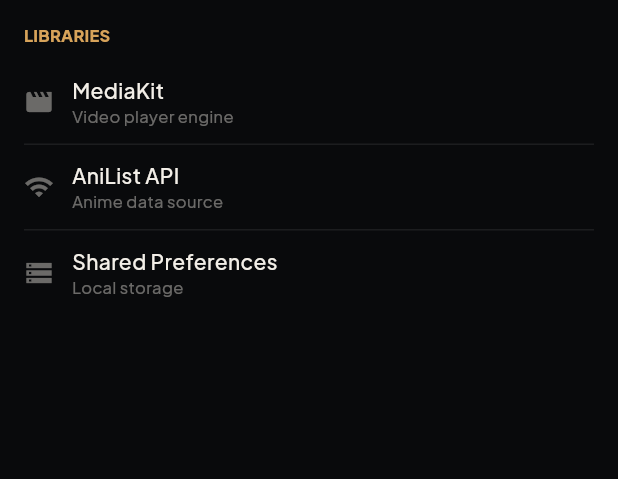
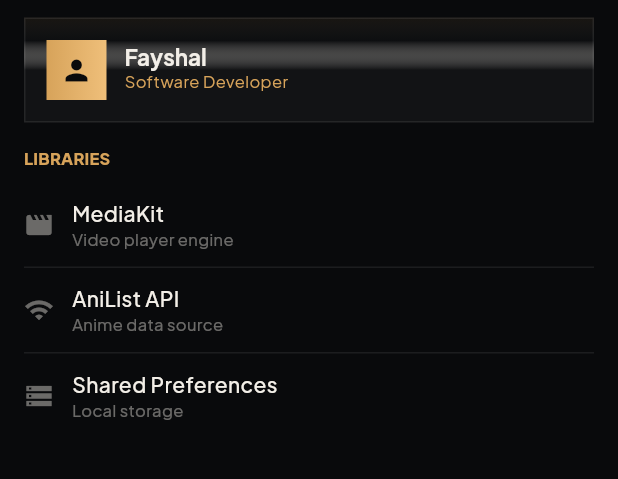
Before and after one commit to keiz7en/AnimoBox-Flutter, a Flutter app: the SettingsPage screen opened directly, after a tap on "Player", after a tap on "Data", after a tap on "About", on a phone screen of 412 x 824 dp, the part 350-829 px from its top. Run offline on Flutter 3.47's test engine with Material 3 defaults, Android fonts, the phone set to English and light mode, and no system bars; our stand-ins replace cached_network_image, google_fonts, open_file, package_info_plus, shared_preferences, wakelock_plus; missing offline and left inert: media_kit, media_kit_video; accounts and stored records are empty; network calls fail.

Commit message:
v2.0.1: Fix video quality selection, improve resume playback, glossy loader rewrite, sanitize server names in history, remove Preferred Player setting, fix check for update error handling

```diff
--- a/lib/pages/settings.dart
+++ b/lib/pages/settings.dart
@@ -488,7 +488,6 @@
   String _selectedSection = 'general';
   String _language = 'English';
   String _videoQuality = 'Auto';
-  String _defaultPlayer = 'In-app Player';
   bool _autoRotate = true;
   bool _nsfwFilter = false;
   String _themeColor = 'Gold';
@@ -516,7 +515,6 @@
       setState(() {
         _language = s['language'] ?? 'English';
         _videoQuality = s['videoQuality'] ?? 'Auto';
-        _defaultPlayer = s['player'] ?? 'In-app Player';
         _autoRotate = s['autoRotate'] ?? true;
         _nsfwFilter = s['nsfwFilter'] ?? false;
         _themeColor = s['themeColor'] ?? 'Gold';
@@ -549,6 +547,7 @@
       barrierDismissible: false,
       builder: (_) => const Center(child: NipahLoader(size: 32)),
     );
+    try {
       final update = await checkForUpdate();
       if (!mounted) return;
       Navigator.pop(context);
@@ -577,6 +576,20 @@
         apkUrl: update['apkUrl'],
         apkSize: update['apkSize'],
       ));
+    } catch (e) {
+      if (mounted) {
+        Navigator.pop(context);
+        showDialog(context: context, builder: (_) => AlertDialog(
+          backgroundColor: NipahColors.surface,
+          shape: const RoundedRectangleBorder(),
+          title: Text('Error', style: NipahTheme.heading(size: 18)),
+          content: Text('Failed to check for updates. Please try again.',
+            style: NipahTheme.body(size: 13, color: NipahColors.textDim)),
+          actions: [TextButton(onPressed: () => Navigator.pop(context),
+            child: Text('OK', style: NipahTheme.body(color: NipahColors.gold)))],
+        ));
+      }
+    }
   }
 
   Future<void> _clearCache() async {
@@ -762,11 +775,6 @@
           child: _buildDropdown(value: _videoQuality, items: ['Auto', '1080p', '720p', '480p', '360p'],
             onChanged: (v) { setState(() => _videoQuality = v ?? 'Auto'); _save('videoQuality', v); })),
         Divider(color: NipahColors.lineSoft),
-        _settingRow(icon: Icons.play_circle, title: L10n.t('preferredPlayer'),
-          subtitle: L10n.t('preferredPlayerSub'),
-          child: _buildDropdown(value: _defaultPlayer, items: ['In-app Player', 'External Player'],
-            onChanged: (v) { setState(() => _defaultPlayer = v ?? 'In-app Player'); _save('player', v); })),
-        Divider(color: NipahColors.lineSoft),
         _settingRow(icon: Icons.info_outline, title: L10n.t('playerEngine'),
           trailing: Container(
             padding: const EdgeInsets.symmetric(horizontal: 8, vertical: 3),
@@ -815,6 +823,33 @@
         _sectionTitle(L10n.t('appInfo')),
         const SizedBox(height: 12),
         _buildAppInfoCard(),
+        const SizedBox(height: 12),
+        Container(
+          padding: const EdgeInsets.all(14),
+          decoration: NipahTheme.sectionCardDecoration,
+          child: Row(
+            children: [
+              Container(
+                width: 40, height: 40,
+                decoration: BoxDecoration(
+                  gradient: LinearGradient(colors: [NipahColors.gold, NipahColors.goldStrong]),
+                ),
+                child: Icon(Icons.person, color: NipahColors.bg, size: 22),
+              ),
+              const SizedBox(width: 12),
+              Expanded(
+                child: Column(
+                  crossAxisAlignment: CrossAxisAlignment.start,
+                  children: [
+                    Text('Fayshal', style: NipahTheme.heading(size: 15)),
+                    const SizedBox(height: 2),
+                    Text('Software Developer', style: NipahTheme.body(size: 11, color: NipahColors.gold)),
+                  ],
+                ),
+              ),
+            ],
+          ),
+        ),
         const SizedBox(height: 16),
         _sectionTitle(L10n.t('libraries')),
         const SizedBox(height: 8),
```
Also changed, not shown: lib/pages/history.dart (+7 -1 lines), lib/pages/watch.dart (+23 -2 lines), lib/widgets/nipah_loader.dart (+40 -33 lines). Lines whose indentation alone changed are shown as unchanged.
